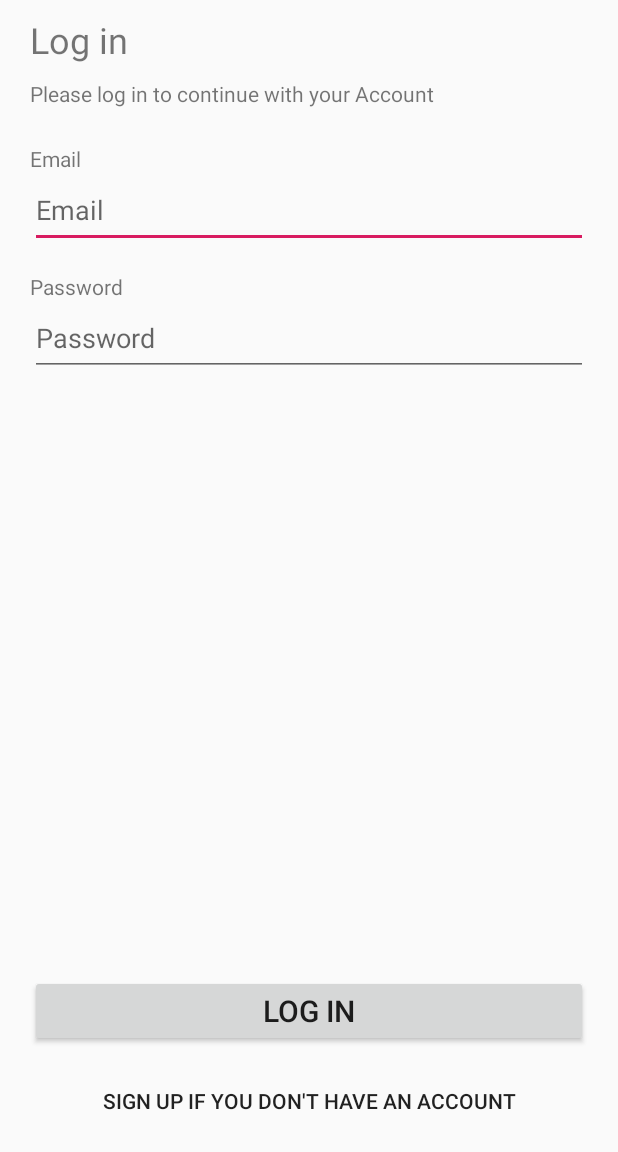
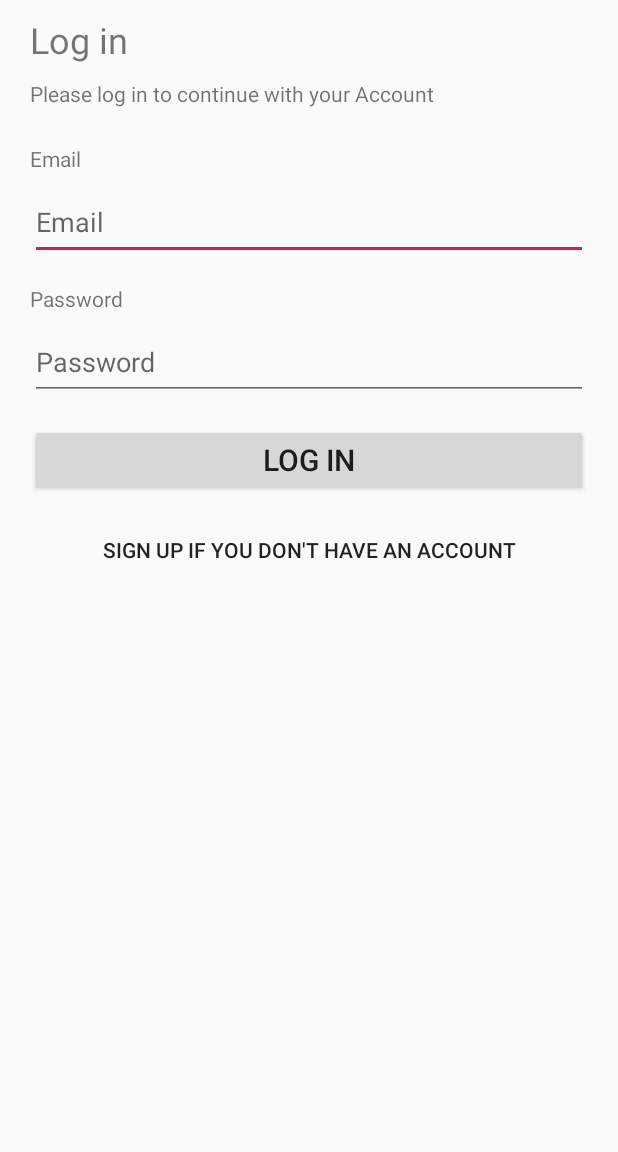
Before and after one commit to khaled-osama-elhabibi/ShoeStore, an Android app: the screen it shows after launch (MainActivity), on a phone screen of 412 x 824 dp, the part 84-1236 px from its top. Run offline under Robolectric (Android 15) with nearby library versions, the phone set to English and light mode, and no system bars; our stand-ins replace Timber, data binding, navigation-ui; 2 statements that could not run were skipped.

```diff
--- a/app/src/main/java/com/udacity/shoestore/DetailsFragment.kt
+++ b/app/src/main/java/com/udacity/shoestore/DetailsFragment.kt
@@ -24,12 +24,14 @@ class DetailsFragment: Fragment() {
         container: ViewGroup?,
         savedInstanceState: Bundle?
     ): View? {
-//        detailsViewModel = ViewModelProvider(this).get(ListingViewModel::class.java)
         navController = NavHostFragment.findNavController(this)
         binding = DataBindingUtil.inflate<FragmentDetailsBinding>(
             inflater,
             R.layout.fragment_details,
             container,false)
+        binding.shoe = detailsViewModel
+        binding.lifecycleOwner = this
+
 
         val menuHost: MenuHost = requireActivity()
 
@@ -71,17 +73,9 @@ class DetailsFragment: Fragment() {
         navController.navigateUp()
     }
     private fun saveNewShoeItem(){
-        binding.apply {
-            val newShoe = Shoe(
-                shoeNameInput.text.toString(),
-                shoeSizeInput.text.toString().toDouble(),
-                descriptionInputEditText.text.toString(),
-                companyInputEditText.text.toString(),
-            )
-            detailsViewModel.addShoe(newShoe)
-            val action = DetailsFragmentDirections.actionDetailsFragmentToListingFragment()
-            navController.navigate(action)
-        }
+        detailsViewModel.addShoe()
+        val action = DetailsFragmentDirections.actionDetailsFragmentToListingFragment()
+        navController.navigate(action)
     }
 
 }
--- a/app/src/main/java/com/udacity/shoestore/ListingViewModel.kt
+++ b/app/src/main/java/com/udacity/shoestore/ListingViewModel.kt
@@ -10,7 +10,13 @@ class ListingViewModel: ViewModel() {
     private var _shoeList = MutableLiveData<MutableList<Shoe>>()
     val shoeList : LiveData<MutableList<Shoe>>
     get() = _shoeList
+
+    private var _newShoe = MutableLiveData<Shoe>()
+    val newShoe : LiveData<Shoe>
+        get() = _newShoe
+
     init {
+        _newShoe.value = Shoe("",0.0,"","")
         _shoeList.value = mutableListOf(
             Shoe("Original 00",48.00,"Zara","One of the best in the world"),
             Shoe("Original 01",39.00,"Nike","One of the best in the world"),
@@ -20,16 +26,14 @@ class ListingViewModel: ViewModel() {
             Shoe("Original",41.00,"Zara","One of the best in the world"),
         )
     }
-    fun addShoe(shoe: Shoe) {
+    fun addShoe() {
         _shoeList.value?.let {
             val updatedList = it.toMutableList()
-            updatedList.add(shoe)
+            updatedList.add(newShoe.value!!)
             _shoeList.value = updatedList
         }
+        _newShoe.value = Shoe("",0.0,"","")
+
     }
 
-
-    override fun onCleared() {
-        super.onCleared()
-    }
 }
--- a/app/src/main/java/com/udacity/shoestore/LoginFragment.kt
+++ b/app/src/main/java/com/udacity/shoestore/LoginFragment.kt
@@ -12,21 +12,17 @@ import androidx.navigation.fragment.NavHostFragment
 import com.udacity.shoestore.databinding.FragmentLoginBinding
 import android.content.Context
 import android.content.SharedPreferences
+import android.util.Log
 
 class LoginFragment : Fragment() {
-    private lateinit var gameViewModel :LoginViewModel
+    private lateinit var loginViewModel :LoginViewModel
 
     override fun onCreateView(inflater: LayoutInflater, container: ViewGroup?,
                               savedInstanceState: Bundle?): View? {
         val binding = DataBindingUtil.inflate<FragmentLoginBinding>(inflater,R.layout.fragment_login,container, false)
-        gameViewModel = ViewModelProvider(this).get(LoginViewModel::class.java)
-
-        binding.passwordTextInput.addTextChangedListener {
-            gameViewModel.changePassword(it.toString())
-        }
-        binding.emailTextInput.addTextChangedListener {
-            gameViewModel.changeEmail(it.toString())
-        }
+        loginViewModel = ViewModelProvider(this).get(LoginViewModel::class.java)
+        binding.viewModel = loginViewModel
+        binding.lifecycleOwner = this
 
         binding.logInButton.setOnClickListener {
             login()
@@ -37,8 +33,8 @@ class LoginFragment : Fragment() {
     private fun login() {
         val sharedPreferences = context?.getSharedPreferences("MyPrefs", Context.MODE_PRIVATE)
         val editor: SharedPreferences.Editor = sharedPreferences!!.edit()
-        editor.putString("email", gameViewModel.email.value.toString())
-        editor.putString("password", gameViewModel.password.value.toString())
+        editor.putString("email", loginViewModel.credential.value!!.email)
+        editor.putString("password", loginViewModel.credential.value!!.password)
         editor.apply()
         val action = LoginFragmentDirections.actionLoginFragmentToOnBoardingFragment()
         NavHostFragment.findNavController(this).navigate(action)
--- a/app/src/main/java/com/udacity/shoestore/LoginViewModel.kt
+++ b/app/src/main/java/com/udacity/shoestore/LoginViewModel.kt
@@ -1,32 +1,16 @@
 package com.udacity.shoestore
 
-import android.util.Log
 import androidx.lifecycle.LiveData
 import androidx.lifecycle.MutableLiveData
 import androidx.lifecycle.ViewModel
+import com.udacity.shoestore.models.Credential
 
 class LoginViewModel: ViewModel() {
-    private val _email = MutableLiveData<String>()
-    val email : LiveData<String>
-        get() = _email
-
-    private val _password = MutableLiveData<String>()
-    val password : LiveData<String>
-        get() = _password
-
+    private val _credential = MutableLiveData<Credential>()
+    val credential : LiveData<Credential>
+        get() = _credential
    init {
-       _email.value = ""
-       _password.value = ""
+       _credential.value = Credential("","")
    }
 
-    fun changePassword(text: String) {
-        Log.i("changePassword",text)
-        _password.value = text
-
-    }
-    fun changeEmail(text: String) {
-        Log.i("changeEmail",text)
-        _email.value = text
-    }
-
 }
--- /dev/null
+++ b/app/src/main/java/com/udacity/shoestore/models/Credential.kt
@@ -0,0 +1,7 @@
+package com.udacity.shoestore.models
+
+import android.os.Parcelable
+import kotlinx.android.parcel.Parcelize
+
+@Parcelize
+data class Credential(var email: String, var password: String) : Parcelable
--- a/app/src/main/res/layout/fragment_details.xml
+++ b/app/src/main/res/layout/fragment_details.xml
@@ -5,7 +5,7 @@
     <data>
         <variable
             name="shoe"
-            type="com.udacity.shoestore.models.Shoe" />
+            type="com.udacity.shoestore.ListingViewModel" />
     </data>
 
     <androidx.constraintlayout.widget.ConstraintLayout
@@ -71,8 +71,7 @@
             android:layout_height="wrap_content"
             android:layout_marginStart="@dimen/margin_horizontal"
             android:layout_marginEnd="@dimen/margin_horizontal"
-            android:hint="@{shoe.name}"
-            android:text="@={shoe.name}"
+            android:text="@={shoe.newShoe.name}"
             app:layout_constraintEnd_toEndOf="parent"
             app:layout_constraintStart_toStartOf="parent"
             app:layout_constraintTop_toBottomOf="@+id/textView5" />
@@ -109,7 +108,7 @@
             android:id="@+id/companyInputEditText"
             android:layout_width="match_parent"
             android:layout_height="wrap_content"
-            android:text="@={shoe.company}"
+            android:text="@={shoe.newShoe.company}"
             android:layout_marginStart="@dimen/margin_horizontal"
             android:layout_marginEnd="@dimen/margin_horizontal"
             app:layout_constraintTop_toBottomOf="@+id/textView12"
@@ -130,7 +129,7 @@
             app:layout_constraintTop_toBottomOf="@+id/companyInputEditText" />
         <com.google.android.material.textfield.TextInputEditText
             android:id="@+id/descriptionInputEditText"
-            android:text="@={shoe.description}"
+            android:text="@={shoe.newShoe.description}"
             android:layout_width="match_parent"
             android:layout_height="wrap_content"
             android:layout_marginStart="@dimen/margin_horizontal"
@@ -153,7 +152,7 @@
 
         <EditText
             android:id="@+id/shoeSizeInput"
-            android:text="@={shoe.size}"
+            android:text="@={shoe.newShoe.size}"
             android:layout_width="match_parent"
             android:layout_height="wrap_content"
             android:layout_marginStart="@dimen/margin_horizontal"
--- a/app/src/main/res/layout/fragment_login.xml
+++ b/app/src/main/res/layout/fragment_login.xml
@@ -4,117 +4,87 @@
     xmlns:android="http://schemas.android.com/apk/res/android">
     <data>
         <variable
-            name="fragment"
-            type="com.udacity.shoestore.LoginFragment" />
-
+            name="viewModel"
+            type="com.udacity.shoestore.LoginViewModel" />
     </data>
 
-    <androidx.constraintlayout.widget.ConstraintLayout
+    <LinearLayout
         android:layout_width="match_parent"
-        android:layout_height="match_parent">
+        android:layout_height="match_parent"
+        android:orientation="vertical"
+        android:paddingStart="@dimen/margin_horizontal"
+        android:paddingEnd="@dimen/margin_horizontal">
+
+        <TextView
+            android:id="@+id/logIntextView"
+            android:layout_width="match_parent"
+            android:layout_height="wrap_content"
+            android:layout_marginTop="@dimen/margin_vertical"
+            android:text="Log in"
+            android:textSize="24sp" />
+
+        <TextView
+            android:id="@+id/subLogIntextView"
+            android:layout_width="match_parent"
+            android:layout_height="wrap_content"
+            android:layout_marginTop="10dp"
+            android:text="Please log in to continue with your Account " />
+
+        <TextView
+            android:id="@+id/textView3"
+            android:layout_width="match_parent"
+            android:layout_height="wrap_content"
+            android:layout_marginTop="24dp"
+            android:text="@string/email" />
+
+        <EditText
+            android:id="@+id/emailTextInput"
+            android:layout_width="match_parent"
+            android:layout_height="50dp"
+            android:layout_marginTop="8dp"
+            android:ems="10"
+            android:hint="@string/email"
+            android:text="@={viewModel.credential.email}"
+            android:inputType="textEmailAddress" />
 
         <TextView
             android:id="@+id/textView2"
             android:layout_width="match_parent"
             android:layout_height="wrap_content"
-            android:layout_marginEnd="@dimen/margin_horizontal"
-            android:layout_marginStart="@dimen/margin_horizontal"
+            android:layout_marginTop="16dp"
+            android:text="@string/password" />
 
-            android:layout_marginTop="16dp"
-            android:text="@string/password"
-            app:layout_constraintTop_toBottomOf="@+id/emailTextInput"
-            tools:layout_editor_absoluteX="0dp" />
-
-        <TextView
-            android:id="@+id/textView3"
+        <EditText
+            android:id="@+id/passwordTextInput"
             android:layout_width="match_parent"
-            android:layout_height="wrap_content"
-            android:layout_marginStart="@dimen/margin_horizontal"
-            android:layout_marginTop="24dp"
-            android:layout_marginEnd="@dimen/margin_horizontal"
-            android:text="@string/email"
-
-            app:layout_constraintEnd_toEndOf="parent"
-            app:layout_constraintHorizontal_bias="0.0"
-            app:layout_constraintStart_toStartOf="parent"
-            app:layout_constraintTop_toBottomOf="@+id/subLogIntextView" />
-
-        <TextView
-            android:id="@+id/logIntextView"
-            android:layout_width="match_parent"
-            android:layout_height="wrap_content"
-            android:layout_marginStart="@dimen/margin_horizontal"
-            android:layout_marginTop="@dimen/margin_vertical"
-            android:layout_marginEnd="@dimen/margin_horizontal"
-            android:text="Log in"
-            android:textSize="24sp"
-            app:layout_constraintEnd_toEndOf="parent"
-            app:layout_constraintStart_toStartOf="parent"
-            app:layout_constraintTop_toTopOf="parent" />
-
-        <TextView
-            android:id="@+id/subLogIntextView"
-            android:layout_width="match_parent"
-            android:layout_height="wrap_content"
-            android:layout_marginStart="@dimen/margin_horizontal"
-            android:layout_marginTop="10dp"
-            android:layout_marginEnd="@dimen/margin_horizontal"
-            android:text="Please log in to continue with your Account "
-            app:layout_constraintEnd_toEndOf="parent"
-            app:layout_constraintStart_toStartOf="parent"
-            app:layout_constraintTop_toBottomOf="@+id/logIntextView" />
+            android:layout_height="50dp"
+            android:layout_marginTop="8dp"
+            android:ems="10"
+            android:hint="@string/password"
+            android:text="@={viewModel.credential.password}"
+            android:inputType="textPassword" />
 
         <Button
             android:id="@+id/logInButton"
             android:layout_width="match_parent"
             android:layout_height="wrap_content"
-            android:layout_marginStart="@dimen/margin_horizontal"
-            android:layout_marginEnd="@dimen/margin_horizontal"
-            android:layout_marginBottom="12dp"
+            android:layout_marginTop="16dp"
             android:text="LOG IN"
-            android:textSize="20dp"
-            app:layout_constraintBottom_toTopOf="@+id/button"
-            app:layout_constraintEnd_toEndOf="parent"
-            app:layout_constraintHorizontal_bias="0.0"
-            app:layout_constraintStart_toStartOf="parent" />
-
-        <EditText
-
-            android:id="@+id/emailTextInput"
-            android:layout_width="match_parent"
-            android:layout_height="50dp"
-            android:layout_marginStart="@dimen/margin_horizontal"
-            android:layout_marginEnd="@dimen/margin_horizontal"
-            android:ems="10"
-            android:hint="@string/email"
-            android:inputType="textEmailAddress"
-            app:layout_constraintTop_toBottomOf="@+id/textView3"
-            tools:layout_editor_absoluteX="20dp" />
-
-        <EditText
-            android:id="@+id/passwordTextInput"
-            android:layout_width="match_parent"
-            android:layout_height="50dp"
-            android:layout_marginStart="@dimen/margin_horizontal"
-            android:layout_marginEnd="@dimen/margin_horizontal"
-            android:ems="10"
-            android:hint="@string/password"
-            android:inputType="textPassword"
-            app:layout_constraintTop_toBottomOf="@+id/textView2"
-            tools:layout_editor_absoluteX="0dp" />
+            android:textSize="20dp" />
 
         <Button
             android:id="@+id/button"
-            android:layout_width="wrap_content"
+            android:layout_width="match_parent"
             android:layout_height="wrap_content"
-            android:layout_marginBottom="@dimen/margin_vertical"
+            android:layout_marginTop="12dp"
             android:background="#00FFFFFF"
-            android:text="Sign up if you don't have an account"
-            app:layout_constraintBottom_toBottomOf="parent"
-            app:layout_constraintEnd_toEndOf="parent"
-            app:layout_constraintStart_toStartOf="parent" />
+            android:text="Sign up if you don't have an account" />
 
-
-    </androidx.constraintlayout.widget.ConstraintLayout>
+    </LinearLayout>
 
 </layout>
+
+    <!--
+    Here I used LinearLayout because it's a simple layout with only 2 tags
+    Also it's not expected to add more elements at this layout
+    -->
--- a/app/src/main/res/layout/fragment_onboarding.xml
+++ b/app/src/main/res/layout/fragment_onboarding.xml
@@ -44,3 +44,6 @@
     </androidx.constraintlayout.widget.ConstraintLayout>
 
 </layout>
+    <!--
+        As it's expected to add more elements at this layout
+    -->
```
